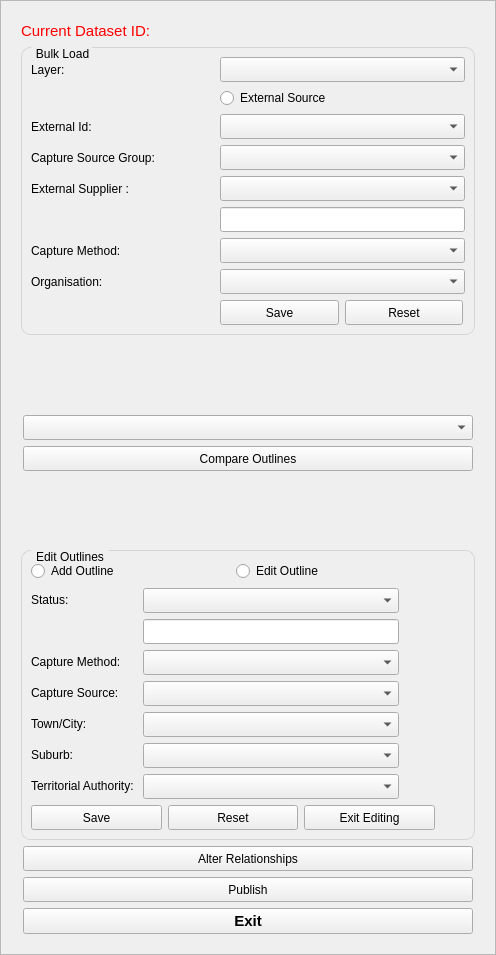
Old version of the form buildings/gui/bulk_load.ui in the repository linz/nz-buildings.
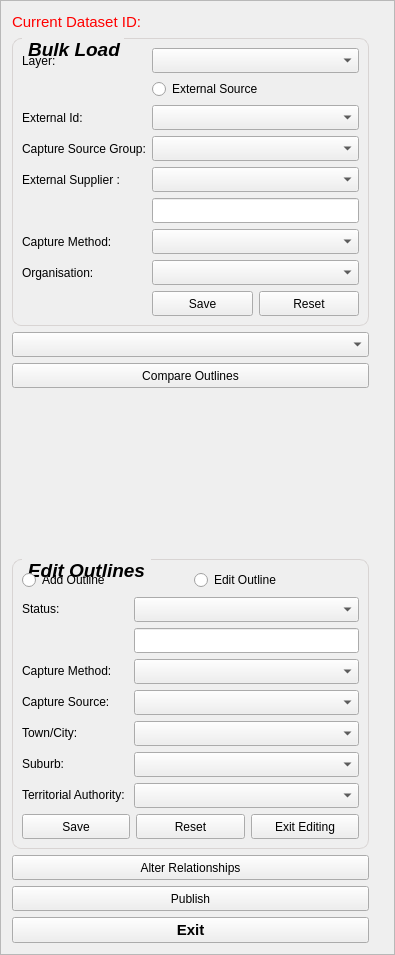
New version of the form. Custom widgets are drawn as their Qt base class.

Patch:
```diff
--- a/buildings/gui/bulk_load.ui
+++ b/buildings/gui/bulk_load.ui
@@ -6,7 +6,7 @@
    <rect>
     <x>0</x>
     <y>0</y>
-    <width>496</width>
+    <width>395</width>
     <height>955</height>
    </rect>
   </property>
@@ -26,11 +26,38 @@
    <enum>QFrame::Raised</enum>
   </property>
   <layout class="QVBoxLayout" name="verticalLayout">
+   <property name="spacing">
+    <number>2</number>
+   </property>
+   <property name="margin">
+    <number>2</number>
+   </property>
    <item>
     <widget class="QScrollArea" name="scrollArea">
+     <property name="sizePolicy">
+      <sizepolicy hsizetype="Fixed" vsizetype="Expanding">
+       <horstretch>0</horstretch>
+       <verstretch>0</verstretch>
+      </sizepolicy>
+     </property>
+     <property name="minimumSize">
+      <size>
+       <width>375</width>
+       <height>0</height>
+      </size>
+     </property>
+     <property name="maximumSize">
+      <size>
+       <width>375</width>
+       <height>16777215</height>
+      </size>
+     </property>
      <property name="frameShape">
       <enum>QFrame::NoFrame</enum>
      </property>
+     <property name="horizontalScrollBarPolicy">
+      <enum>Qt::ScrollBarAlwaysOff</enum>
+     </property>
      <property name="widgetResizable">
       <bool>true</bool>
      </property>
@@ -39,10 +66,16 @@
        <rect>
         <x>0</x>
         <y>0</y>
-        <width>482</width>
-        <height>922</height>
+        <width>377</width>
+        <height>949</height>
        </rect>
       </property>
+      <property name="maximumSize">
+       <size>
+        <width>400</width>
+        <height>16777215</height>
+       </size>
+      </property>
       <layout class="QVBoxLayout" name="verticalLayout_2">
        <item>
         <layout class="QHBoxLayout" name="hzly_2">
@@ -83,6 +116,14 @@
        </item>
        <item>
         <widget class="QGroupBox" name="grpb_bulk_load">
+         <property name="font">
+          <font>
+           <pointsize>14</pointsize>
+           <weight>75</weight>
+           <italic>true</italic>
+           <bold>true</bold>
+          </font>
+         </property>
          <property name="styleSheet">
           <string notr="true">
 QGroupBox {
@@ -320,38 +361,16 @@
         </widget>
        </item>
        <item>
-        <spacer name="verticalSpacer_2">
-         <property name="orientation">
-          <enum>Qt::Vertical</enum>
-         </property>
-         <property name="sizeHint" stdset="0">
-          <size>
-           <width>20</width>
-           <height>40</height>
-          </size>
-         </property>
-        </spacer>
-       </item>
-       <item>
-        <layout class="QHBoxLayout" name="horizontalLayout">
-         <item>
-          <spacer name="horizontalSpacer">
-           <property name="orientation">
-            <enum>Qt::Horizontal</enum>
-           </property>
-           <property name="sizeHint" stdset="0">
-            <size>
-             <width>5</width>
-             <height>20</height>
-            </size>
-           </property>
-          </spacer>
-         </item>
-         <item>
           <widget class="QComboBox" name="cmb_capture_source_area">
+         <property name="sizePolicy">
+          <sizepolicy hsizetype="MinimumExpanding" vsizetype="Fixed">
+           <horstretch>0</horstretch>
+           <verstretch>0</verstretch>
+          </sizepolicy>
+         </property>
            <property name="minimumSize">
             <size>
-             <width>450</width>
+           <width>0</width>
              <height>25</height>
             </size>
            </property>
@@ -362,42 +381,18 @@
             </size>
            </property>
           </widget>
-         </item>
-         <item>
-          <spacer name="horizontalSpacer_2">
-           <property name="orientation">
-            <enum>Qt::Horizontal</enum>
-           </property>
-           <property name="sizeHint" stdset="0">
-            <size>
-             <width>5</width>
-             <height>5</height>
-            </size>
-           </property>
-          </spacer>
-         </item>
-        </layout>
-       </item>
-       <item>
-        <layout class="QHBoxLayout" name="horizontalLayout_2">
-         <item>
-          <spacer name="horizontalSpacer_3">
-           <property name="orientation">
-            <enum>Qt::Horizontal</enum>
-           </property>
-           <property name="sizeHint" stdset="0">
-            <size>
-             <width>40</width>
-             <height>20</height>
-            </size>
-           </property>
-          </spacer>
          </item>
          <item>
           <widget class="QPushButton" name="btn_compare_outlines">
+         <property name="sizePolicy">
+          <sizepolicy hsizetype="MinimumExpanding" vsizetype="Fixed">
+           <horstretch>0</horstretch>
+           <verstretch>0</verstretch>
+          </sizepolicy>
+         </property>
            <property name="minimumSize">
             <size>
-             <width>450</width>
+           <width>0</width>
              <height>25</height>
             </size>
            </property>
@@ -416,21 +411,6 @@
           </widget>
          </item>
          <item>
-          <spacer name="horizontalSpacer_4">
-           <property name="orientation">
-            <enum>Qt::Horizontal</enum>
-           </property>
-           <property name="sizeHint" stdset="0">
-            <size>
-             <width>40</width>
-             <height>20</height>
-            </size>
-           </property>
-          </spacer>
-         </item>
-        </layout>
-       </item>
-       <item>
         <spacer name="verticalSpacer">
          <property name="orientation">
           <enum>Qt::Vertical</enum>
@@ -451,6 +431,14 @@
            <height>16760000</height>
           </size>
          </property>
+         <property name="font">
+          <font>
+           <pointsize>14</pointsize>
+           <weight>75</weight>
+           <italic>true</italic>
+           <bold>true</bold>
+          </font>
+         </property>
          <property name="styleSheet">
           <string notr="true">QGroupBox {
     border: 1px solid #D8D4D3;
@@ -771,31 +759,22 @@
         </widget>
        </item>
        <item>
-        <layout class="QHBoxLayout" name="horizontalLayout_3">
-         <item>
-          <spacer name="horizontalSpacer_5">
-           <property name="orientation">
-            <enum>Qt::Horizontal</enum>
-           </property>
-           <property name="sizeHint" stdset="0">
-            <size>
-             <width>40</width>
-             <height>20</height>
-            </size>
-           </property>
-          </spacer>
-         </item>
-         <item>
           <widget class="QPushButton" name="btn_alter_rel">
+         <property name="sizePolicy">
+          <sizepolicy hsizetype="MinimumExpanding" vsizetype="Fixed">
+           <horstretch>0</horstretch>
+           <verstretch>0</verstretch>
+          </sizepolicy>
+         </property>
            <property name="minimumSize">
             <size>
-             <width>450</width>
+           <width>0</width>
              <height>25</height>
             </size>
            </property>
            <property name="maximumSize">
             <size>
-             <width>450</width>
+           <width>400</width>
              <height>16777215</height>
             </size>
            </property>
@@ -808,40 +787,16 @@
           </widget>
          </item>
          <item>
-          <spacer name="horizontalSpacer_6">
-           <property name="orientation">
-            <enum>Qt::Horizontal</enum>
-           </property>
-           <property name="sizeHint" stdset="0">
-            <size>
-             <width>40</width>
-             <height>20</height>
-            </size>
-           </property>
-          </spacer>
-         </item>
-        </layout>
-       </item>
-       <item>
-        <layout class="QHBoxLayout" name="horizontalLayout_4">
-         <item>
-          <spacer name="horizontalSpacer_7">
-           <property name="orientation">
-            <enum>Qt::Horizontal</enum>
-           </property>
-           <property name="sizeHint" stdset="0">
-            <size>
-             <width>40</width>
-             <height>20</height>
-            </size>
-           </property>
-          </spacer>
-         </item>
-         <item>
           <widget class="QPushButton" name="btn_publish">
+         <property name="sizePolicy">
+          <sizepolicy hsizetype="MinimumExpanding" vsizetype="Fixed">
+           <horstretch>0</horstretch>
+           <verstretch>0</verstretch>
+          </sizepolicy>
+         </property>
            <property name="minimumSize">
             <size>
-             <width>450</width>
+           <width>0</width>
              <height>25</height>
             </size>
            </property>
@@ -860,40 +815,16 @@
           </widget>
          </item>
          <item>
-          <spacer name="horizontalSpacer_9">
-           <property name="orientation">
-            <enum>Qt::Horizontal</enum>
-           </property>
-           <property name="sizeHint" stdset="0">
-            <size>
-             <width>40</width>
-             <height>20</height>
-            </size>
-           </property>
-          </spacer>
-         </item>
-        </layout>
-       </item>
-       <item>
-        <layout class="QHBoxLayout" name="horizontalLayout_5">
-         <item>
-          <spacer name="horizontalSpacer_10">
-           <property name="orientation">
-            <enum>Qt::Horizontal</enum>
-           </property>
-           <property name="sizeHint" stdset="0">
-            <size>
-             <width>40</width>
-             <height>20</height>
-            </size>
-           </property>
-          </spacer>
-         </item>
-         <item>
           <widget class="QPushButton" name="btn_exit">
+         <property name="sizePolicy">
+          <sizepolicy hsizetype="MinimumExpanding" vsizetype="Fixed">
+           <horstretch>0</horstretch>
+           <verstretch>0</verstretch>
+          </sizepolicy>
+         </property>
            <property name="minimumSize">
             <size>
-             <width>450</width>
+           <width>0</width>
              <height>25</height>
             </size>
            </property>
@@ -914,21 +845,6 @@
             <string>Exit</string>
            </property>
           </widget>
-         </item>
-         <item>
-          <spacer name="horizontalSpacer_11">
-           <property name="orientation">
-            <enum>Qt::Horizontal</enum>
-           </property>
-           <property name="sizeHint" stdset="0">
-            <size>
-             <width>40</width>
-             <height>20</height>
-            </size>
-           </property>
-          </spacer>
-         </item>
-        </layout>
        </item>
       </layout>
      </widget>
```
Lines whose indentation alone changed are shown as unchanged.
